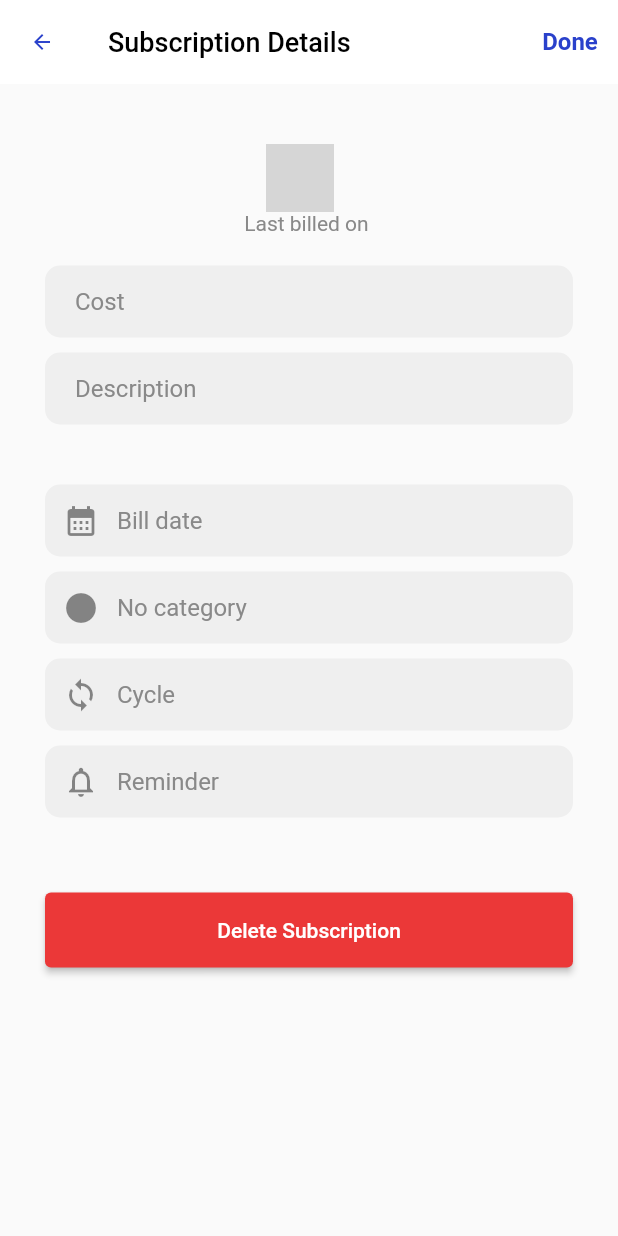
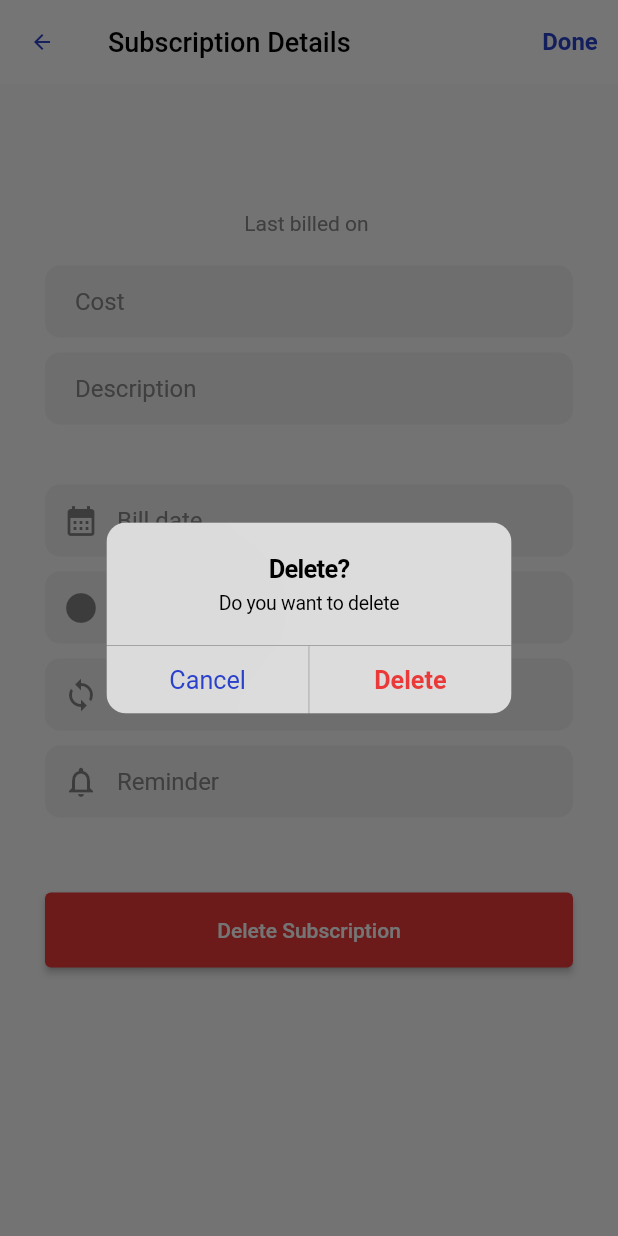
Before and after one commit to bralash/subman_flutter, a Flutter app: the SubscriptionDetails screen opened directly with empty values, after a tap on "Delete Subscription", on a phone screen of 412 x 824 dp. Run offline on Flutter 3.47's test engine with Material 2 defaults, Android fonts, the phone set to English and light mode, and no system bars; our stand-ins replace cloud_firestore, firebase_auth, firebase_core, google_sign_in; accounts and stored records are empty; Roboto replaces fonts that are missing (SFPro); grey boxes are pictures that could not be loaded.

Commit message:
Implemented delete dialog

```diff
--- a/lib/pages/subscription_details.dart
+++ b/lib/pages/subscription_details.dart
@@ -1,4 +1,5 @@
 import 'package:cloud_firestore/cloud_firestore.dart';
+import 'package:flutter/cupertino.dart';
 import 'package:flutter/material.dart';
 import 'package:intl/intl.dart';
 import 'package:subman/pages/subscriptions.dart';
@@ -287,7 +288,37 @@ class _SubscriptionDetailsState extends State<SubscriptionDetails> {
                 width: double.infinity,
                 child: ElevatedButton(
                   onPressed: () {
-
+                    showDialog(
+                      context: context,
+                      builder: (_) => CupertinoAlertDialog(
+                        title: Text("Delete?"),
+                        content:
+                            Text("Do you want to delete ${widget.service}"),
+                        actions: [
+                          CupertinoDialogAction(
+                            child: Text(
+                              "Cancel",
+                              style: TextStyle(color: kBlue),
+                            ),
+                            isDestructiveAction: true,
+                            onPressed: () {
+                              Navigator.of(context, rootNavigator: true)
+                                  .pop("Cancel");
+                            },
+                          ),
+                          CupertinoDialogAction(
+                            child: Text(
+                              "Delete",
+                              style: TextStyle(color: kRed),
+                            ),
+                            isDefaultAction: true,
+                            onPressed: () {
+                              _deleteSubscription();
+                            },
+                          ),
+                        ],
+                      ),
+                    );
                   },
                   child: Text('Delete Subscription'),
                   style: ElevatedButton.styleFrom(
```
